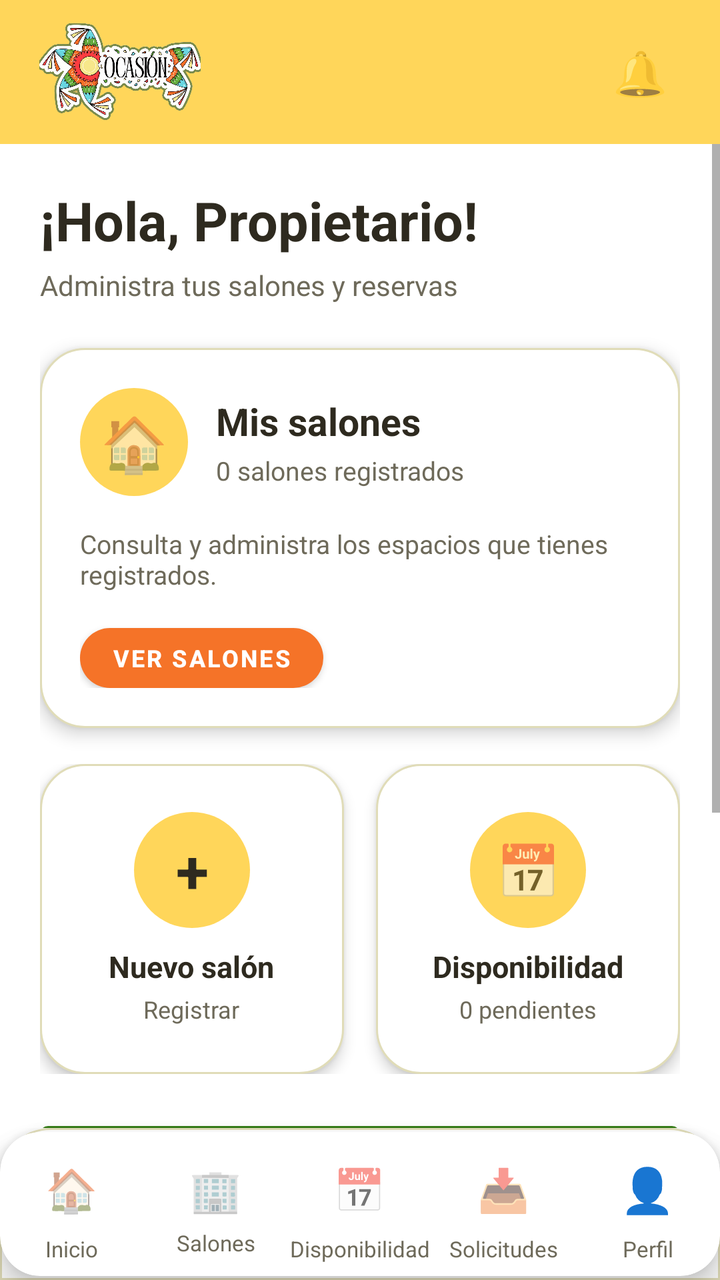
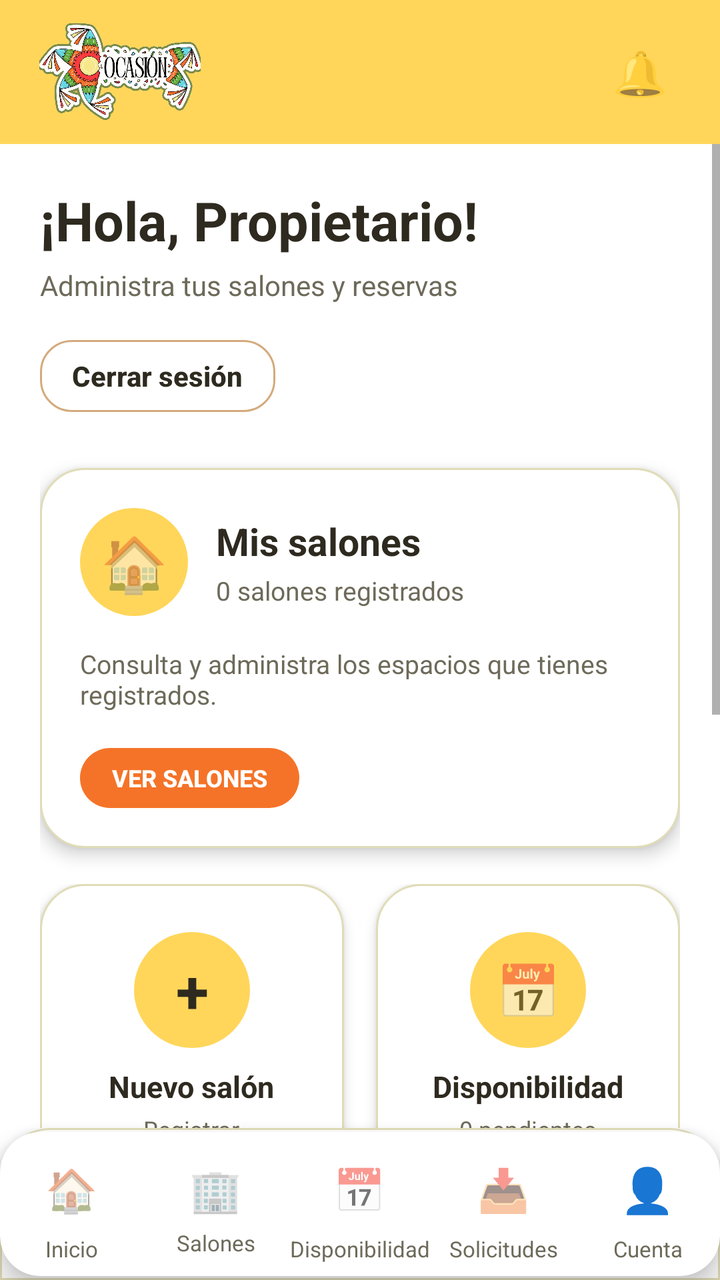

Two renders of the same Android screen: before a commit and after it. Below are the layout's source before the change and the commit's diff.
<!-- AndroidManifest.xml: application theme Theme.Ocasion_mobil_v2 -->
<!-- res/layout/owner_home.xml -->
<?xml version="1.0" encoding="utf-8"?>
<LinearLayout xmlns:android="http://schemas.android.com/apk/res/android"
    xmlns:app="http://schemas.android.com/apk/res-auto"
    android:layout_width="match_parent"
    android:layout_height="match_parent"
    android:orientation="vertical"
    android:background="@color/bg_general">

    

    <LinearLayout
        android:layout_width="match_parent"
        android:layout_height="72dp"
        android:orientation="horizontal"
        android:gravity="center_vertical"
        android:paddingStart="18dp"
        android:paddingEnd="18dp"
        android:background="@color/header_footer_dark">

        <include layout="@layout/logo_barra_propietario" />

        <Space
            android:layout_width="0dp"
            android:layout_height="1dp"
            android:layout_weight="1" />

        

        <TextView
            android:id="@+id/btnNotifications"
            android:layout_width="44dp"
            android:layout_height="44dp"
            android:gravity="center"
            android:text="🔔"
            android:textSize="22sp"
            android:background="@android:color/transparent"
            android:contentDescription="Notificaciones" />

    </LinearLayout>

    

    <ScrollView
        android:layout_width="match_parent"
        android:layout_height="0dp"
        android:layout_weight="1"
        android:fillViewport="true"
        android:clipToPadding="false">

        <LinearLayout
            android:layout_width="match_parent"
            android:layout_height="wrap_content"
            android:orientation="vertical"
            android:padding="20dp">

            

            <TextView
                android:id="@+id/tvWelcome"
                android:layout_width="wrap_content"
                android:layout_height="wrap_content"
                android:text="¡Hola, Propietario!"
                android:textColor="@color/texto_principal"
                android:textSize="27sp"
                android:textStyle="bold" />

            <TextView
                android:id="@+id/tvSubtitle"
                android:layout_width="wrap_content"
                android:layout_height="wrap_content"
                android:layout_marginTop="5dp"
                android:text="Administra tus salones y reservas"
                android:textColor="@color/texto_secundario"
                android:textSize="14sp" />


            

            <LinearLayout
                android:id="@+id/cardMySalons"
                android:layout_width="match_parent"
                android:layout_height="190dp"
                android:layout_marginTop="22dp"
                android:orientation="vertical"
                android:padding="20dp"
                android:background="@drawable/bg_owner_card"
                android:elevation="5dp"
                android:clickable="true"
                android:focusable="true">

                <LinearLayout
                    android:layout_width="match_parent"
                    android:layout_height="wrap_content"
                    android:orientation="horizontal"
                    android:gravity="center_vertical">

                    <TextView
                        android:layout_width="54dp"
                        android:layout_height="54dp"
                        android:gravity="center"
                        android:text="🏠"
                        android:textSize="27sp"
                        android:background="@drawable/bg_circle_yellow" />

                    <LinearLayout
                        android:layout_width="0dp"
                        android:layout_height="wrap_content"
                        android:layout_weight="1"
                        android:layout_marginStart="14dp"
                        android:orientation="vertical">

                        <TextView
                            android:layout_width="wrap_content"
                            android:layout_height="wrap_content"
                            android:text="Mis salones"
                            android:textColor="@color/texto_principal"
                            android:textSize="19sp"
                            android:textStyle="bold" />

                        <TextView
                            android:id="@+id/tvSalonCount"
                            android:layout_width="wrap_content"
                            android:layout_height="wrap_content"
                            android:layout_marginTop="3dp"
                            android:text="0 salones registrados"
                            android:textColor="@color/texto_secundario"
                            android:textSize="13sp" />

                    </LinearLayout>

                </LinearLayout>


                <TextView
                    android:layout_width="wrap_content"
                    android:layout_height="wrap_content"
                    android:layout_marginTop="15dp"
                    android:text="Consulta y administra los espacios que tienes registrados."
                    android:textColor="@color/texto_secundario"
                    android:textSize="13sp" />


                <com.google.android.material.button.MaterialButton
                    android:id="@+id/btnViewSalons"
                    android:layout_width="wrap_content"
                    android:layout_height="42dp"
                    android:layout_marginTop="12dp"
                    style="@style/BotonOcasionPrincipal"
                    app:backgroundTint="@color/naranja_primario"
                    android:text="VER SALONES"
                    android:textColor="@color/blanco"
                    android:textSize="12sp"
                    android:textStyle="bold" />

            </LinearLayout>


            

            <LinearLayout
                android:layout_width="match_parent"
                android:layout_height="155dp"
                android:layout_marginTop="18dp"
                android:orientation="horizontal">

                

                <LinearLayout
                    android:id="@+id/cardNewSalon"
                    android:layout_width="0dp"
                    android:layout_height="match_parent"
                    android:layout_weight="1"
                    android:layout_marginEnd="8dp"
                    android:gravity="center"
                    android:orientation="vertical"
                    android:padding="14dp"
                    android:background="@drawable/bg_owner_card"
                    android:elevation="4dp"
                    android:clickable="true"
                    android:focusable="true">

                    <TextView
                        android:layout_width="58dp"
                        android:layout_height="58dp"
                        android:gravity="center"
                        android:text="+"
                        android:textColor="@color/texto_principal"
                        android:textSize="30sp"
                        android:textStyle="bold"
                        android:background="@drawable/bg_circle_yellow" />

                    <TextView
                        android:layout_width="wrap_content"
                        android:layout_height="wrap_content"
                        android:layout_marginTop="9dp"
                        android:text="Nuevo salón"
                        android:textColor="@color/texto_principal"
                        android:textSize="15sp"
                        android:textStyle="bold" />

                    <TextView
                        android:layout_width="wrap_content"
                        android:layout_height="wrap_content"
                        android:layout_marginTop="3dp"
                        android:text="Registrar"
                        android:textColor="@color/texto_secundario"
                        android:textSize="12sp" />

                </LinearLayout>


                

                <LinearLayout
                    android:id="@+id/cardDisponibilidad"
                    android:layout_width="0dp"
                    android:layout_height="match_parent"
                    android:layout_weight="1"
                    android:layout_marginStart="8dp"
                    android:gravity="center"
                    android:orientation="vertical"
                    android:padding="14dp"
                    android:background="@drawable/bg_owner_card"
                    android:elevation="4dp"
                    android:clickable="true"
                    android:focusable="true">

                    <TextView
                        android:layout_width="58dp"
                        android:layout_height="58dp"
                        android:gravity="center"
                        android:text="📅"
                        android:textSize="26sp"
                        android:background="@drawable/bg_circle_yellow" />

                    <TextView
                        android:layout_width="wrap_content"
                        android:layout_height="wrap_content"
                        android:layout_marginTop="9dp"
                        android:text="Disponibilidad"
                        android:textColor="@color/texto_principal"
                        android:textSize="15sp"
                        android:textStyle="bold" />

                    <TextView
                        android:id="@+id/tvDispoCount"
                        android:layout_width="wrap_content"
                        android:layout_height="wrap_content"
                        android:layout_marginTop="3dp"
                        android:text="0 pendientes"
                        android:textColor="@color/texto_secundario"
                        android:textSize="12sp" />

                </LinearLayout>

            </LinearLayout>


            <com.google.android.material.button.MaterialButton
                android:id="@+id/btnSolicitudes"
                android:layout_width="match_parent"
                android:layout_height="wrap_content"
                android:minHeight="56dp"
                android:layout_marginTop="20dp"
                android:text="@string/reserva_bandeja" />

            

            <LinearLayout
                android:layout_width="match_parent"
                android:layout_height="145dp"
                android:layout_marginTop="18dp"
                android:orientation="vertical"
                android:padding="18dp"
                android:background="@drawable/bg_owner_card"
                android:elevation="4dp">

                <TextView
                    android:layout_width="wrap_content"
                    android:layout_height="wrap_content"
                    android:text="Tu actividad"
                    android:textColor="@color/texto_principal"
                    android:textSize="18sp"
                    android:textStyle="bold" />

                <TextView
                    android:id="@+id/tvActivity"
                    android:layout_width="match_parent"
                    android:layout_height="wrap_content"
                    android:layout_marginTop="13dp"
                    android:text="Aquí aparecerán tus próximas reservas y actividades."
                    android:textColor="@color/texto_secundario"
                    android:textSize="13sp" />

            </LinearLayout>

        </LinearLayout>

    </ScrollView>


    

    <LinearLayout
        android:layout_width="match_parent"
        android:layout_height="76dp"
        android:orientation="horizontal"
        android:gravity="center"
        android:background="@drawable/bg_bottom_menu"
        android:elevation="10dp">

        <include
            layout="@layout/bottom_nav_owner"
            android:layout_width="match_parent"
            android:layout_height="72dp" />
    </LinearLayout>


</LinearLayout>
<!-- res/layout/logo_barra_propietario.xml (included above) -->
<?xml version="1.0" encoding="utf-8"?>
<ImageView xmlns:android="http://schemas.android.com/apk/res/android"
    android:layout_width="84dp"
    android:layout_height="52dp"
    android:contentDescription="Ocasión"
    android:scaleType="fitCenter"
    android:src="@drawable/logo2" />
<!-- res/layout/bottom_nav_owner.xml (included above) -->
<?xml version="1.0" encoding="utf-8"?>
<com.google.android.material.card.MaterialCardView
    xmlns:android="http://schemas.android.com/apk/res/android"
    xmlns:app="http://schemas.android.com/apk/res-auto"

    android:layout_width="match_parent"
    android:layout_height="72dp"

    app:cardBackgroundColor="@color/blanco"
    app:cardCornerRadius="20dp"
    app:cardElevation="8dp"
    app:strokeWidth="0dp">

    <LinearLayout
        android:layout_width="match_parent"
        android:layout_height="match_parent"
        android:orientation="horizontal"
        android:gravity="center">

        

        <LinearLayout
            android:id="@+id/navHome"
            android:layout_width="0dp"
            android:layout_height="match_parent"
            android:layout_weight="1"
            android:gravity="center"
            android:orientation="vertical">

            <TextView
                android:layout_width="45dp"
                android:layout_height="45dp"
                android:gravity="center"
                android:text="🏠"
                android:textSize="21sp" />

            <TextView
                android:layout_width="wrap_content"
                android:layout_height="wrap_content"
                android:text="Inicio"
                android:textColor="@color/texto_secundario"
                android:textSize="11sp" />

        </LinearLayout>


        

        <LinearLayout
            android:id="@+id/navSalons"
            android:layout_width="0dp"
            android:layout_height="match_parent"
            android:layout_weight="1"
            android:gravity="center"
            android:orientation="vertical">

            <TextView
                android:layout_width="45dp"
                android:layout_height="39dp"
                android:gravity="center"
                android:text="🏢"
                android:textSize="21sp" />

            <TextView
                android:layout_width="wrap_content"
                android:layout_height="wrap_content"
                android:text="Salones"
                android:textColor="@color/texto_secundario"
                android:textSize="11sp" />

        </LinearLayout>


        

        <LinearLayout
            android:id="@+id/navDispo"
            android:layout_width="0dp"
            android:layout_height="match_parent"
            android:layout_weight="1"
            android:gravity="center"
            android:orientation="vertical">

            <TextView
                android:layout_width="45dp"
                android:layout_height="45dp"
                android:gravity="center"
                android:text="📅"
                android:textSize="21sp" />

            <TextView
                android:layout_width="wrap_content"
                android:layout_height="wrap_content"
                android:text="Disponibilidad"
                android:textColor="@color/texto_secundario"
                android:textSize="11sp" />

        </LinearLayout>


        <LinearLayout
            android:id="@+id/navReservas"
            android:layout_width="0dp"
            android:layout_height="match_parent"
            android:layout_weight="1"
            android:gravity="center"
            android:orientation="vertical"
            android:clickable="true"
            android:focusable="true"
            android:background="?attr/selectableItemBackground">
            <TextView android:layout_width="45dp" android:layout_height="45dp"
                android:gravity="center" android:text="📥" android:textSize="21sp" />
            <TextView android:layout_width="wrap_content" android:layout_height="wrap_content"
                android:text="Solicitudes" android:textColor="@color/texto_secundario" android:textSize="11sp" />
        </LinearLayout>

        

        <LinearLayout
            android:id="@+id/btnPerfil"
            android:layout_width="0dp"
            android:layout_height="match_parent"
            android:layout_weight="1"
            android:gravity="center"
            android:orientation="vertical">

            <TextView
                android:layout_width="45dp"
                android:layout_height="45dp"
                android:gravity="center"
                android:text="👤"
                android:textColor="@color/texto_secundario"
                android:textSize="22sp" />

            <TextView
                android:layout_width="wrap_content"
                android:layout_height="wrap_content"
                android:text="Perfil"
                android:textColor="@color/texto_secundario"
                android:textSize="11sp" />

        </LinearLayout>

    </LinearLayout>

</com.google.android.material.card.MaterialCardView>
<!-- resources referenced by this layout -->
<resources>
  <color name="bg_general">#FFFFFF</color>
  <color name="blanco">#FFFFFF</color>
  <color name="header_footer_dark">#FFD65A</color>
  <color name="naranja_primario">#F57328</color>
  <color name="texto_principal">#2E2A1F</color>
  <color name="texto_secundario">#6E6A5A</color>
  <!-- drawable bg_bottom_menu (drawable) -->
  <?xml version="1.0" encoding="utf-8"?>
  <shape xmlns:android="http://schemas.android.com/apk/res/android"
      android:shape="rectangle">
  
      <solid android:color="@color/blanco" />
  
      <corners
          android:topLeftRadius="25dp"
          android:topRightRadius="25dp" />
  
      <stroke
          android:width="1dp"
          android:color="@color/borde_input" />
  
  </shape>
  <!-- drawable bg_circle_yellow (drawable) -->
  <?xml version="1.0" encoding="utf-8"?>
  <shape xmlns:android="http://schemas.android.com/apk/res/android"
      android:shape="oval">
  
      <solid android:color="@color/header_footer_dark" />
  
  </shape>
  <!-- drawable bg_owner_card (drawable) -->
  <?xml version="1.0" encoding="utf-8"?>
  <shape xmlns:android="http://schemas.android.com/apk/res/android"
      android:shape="rectangle">
  
      <solid android:color="@color/blanco" />
  
      <corners android:radius="22dp" />
  
      <stroke
          android:width="1dp"
          android:color="@color/borde_input" />
  
  </shape>
  <!-- drawable logo2: png bitmap (drawable, 947138 bytes) -->
  <string name="reserva_bandeja">Solicitudes pendientes</string>
  <style name="BotonOcasionPrincipal" parent="Widget.MaterialComponents.Button">
          <item name="backgroundTint">@color/verde_primario</item>
          <item name="android:textColor">@color/blanco</item>
          <item name="android:textAllCaps">false</item>
          <item name="android:textStyle">bold</item>
          <item name="android:minHeight">48dp</item>
          <item name="cornerRadius">22dp</item>
      </style>
  <style name="Theme.Ocasion_mobil_v2" parent="Theme.MaterialComponents.Light.NoActionBar">
          <item name="colorPrimary">@color/verde_primario</item>
          <item name="colorPrimaryVariant">@color/verde_primario</item>
          <item name="colorOnPrimary">@color/blanco</item>
          <item name="colorSecondary">@color/naranja_primario</item>
          <item name="colorOnSecondary">@color/texto_principal</item>
          <item name="colorAccent">@color/naranja_primario</item>
  
          
          <item name="colorPrimaryDark">@color/header_footer_dark</item>
          <item name="android:statusBarColor">@color/header_footer_dark</item>
          <item name="android:windowLightStatusBar">true</item>
          <item name="android:enforceStatusBarContrast">false</item>
      </style>
  <color name="borde_input">#E0DCB8</color>
  <color name="verde_primario">#367E18</color>
</resources>

<!-- the commit's change to res/layout/owner_home.xml (unified diff, before → after) -->
@@ -73,6 +73,16 @@
                 android:textColor="@color/texto_secundario"
                 android:textSize="14sp" />
 
+
+            <com.google.android.material.button.MaterialButton
+                android:id="@+id/btnCerrarSesionPropietario"
+                style="@style/BotonOcasionSecundario"
+                android:layout_width="wrap_content"
+                android:layout_height="wrap_content"
+                android:layout_marginTop="12dp"
+                android:minHeight="48dp"
+                android:text="Cerrar sesión"
+                android:textAllCaps="false" />
 
             
 
@@ -263,6 +273,15 @@
                 android:minHeight="56dp"
                 android:layout_marginTop="20dp"
                 android:text="@string/reserva_bandeja" />
+
+            <com.google.android.material.button.MaterialButton
+                android:id="@+id/btnCheckInPropietario"
+                style="@style/BotonOcasionSecundario"
+                android:layout_width="match_parent"
+                android:layout_height="wrap_content"
+                android:layout_marginTop="8dp"
+                android:minHeight="56dp"
+                android:text="Escanear pase QR" />
 
             
 
@@ -450,7 +469,8 @@
             android:layout_height="match_parent"
             android:layout_weight="1"
             android:gravity="center"
-            android:orientation="vertical">
+            android:orientation="vertical"
+            android:background="?attr/selectableItemBackground">
 
             <TextView
                 android:layout_width="45dp"
@@ -463,7 +483,8 @@
             <TextView
                 android:layout_width="wrap_content"
                 android:layout_height="wrap_content"
-                android:text="Perfil"
+                android:id="@+id/navCuentaEtiqueta"
+                android:text="@string/cuenta_navegacion"
                 android:textColor="@color/texto_secundario"
                 android:textSize="11sp" />
 
<!-- resource entries referenced after the edit -->
@@ -45,16 +45,37 @@
   
   </shape>
   <!-- drawable logo2: png bitmap (drawable, 947138 bytes) -->
+  <string name="cuenta_navegacion">Cuenta</string>
   <string name="reserva_bandeja">Solicitudes pendientes</string>
   <style name="BotonOcasionPrincipal" parent="Widget.MaterialComponents.Button">
-          <item name="backgroundTint">@color/verde_primario</item>
-          <item name="android:textColor">@color/blanco</item>
+          <item name="backgroundTint">@color/boton_principal_fondo</item>
+          <item name="android:textColor">@color/boton_texto</item>
           <item name="android:textAllCaps">false</item>
           <item name="android:textStyle">bold</item>
           <item name="android:minHeight">48dp</item>
-          <item name="cornerRadius">22dp</item>
+          <item name="cornerRadius">16dp</item>
+          <item name="android:letterSpacing">0</item>
+          <item name="android:stateListAnimator">@null</item>
+          <item name="elevation">0dp</item>
+          <item name="rippleColor">#242E2A1F</item>
+      </style>
+  <style name="BotonOcasionSecundario" parent="Widget.MaterialComponents.Button.OutlinedButton">
+          <item name="backgroundTint">@color/blanco</item>
+          <item name="strokeColor">@color/boton_secundario_borde</item>
+          <item name="strokeWidth">1dp</item>
+          <item name="android:textColor">@color/boton_texto</item>
+          <item name="android:textAllCaps">false</item>
+          <item name="android:minHeight">48dp</item>
+          <item name="cornerRadius">16dp</item>
+          <item name="android:textStyle">bold</item>
+          <item name="android:letterSpacing">0</item>
+          <item name="android:stateListAnimator">@null</item>
+          <item name="elevation">0dp</item>
+          <item name="rippleColor">#24F57328</item>
       </style>
   <style name="Theme.Ocasion_mobil_v2" parent="Theme.MaterialComponents.Light.NoActionBar">
+          <item name="materialButtonStyle">@style/BotonOcasionPrincipal</item>
+          <item name="materialButtonOutlinedStyle">@style/BotonOcasionSecundario</item>
           <item name="colorPrimary">@color/verde_primario</item>
           <item name="colorPrimaryVariant">@color/verde_primario</item>
           <item name="colorOnPrimary">@color/blanco</item>
